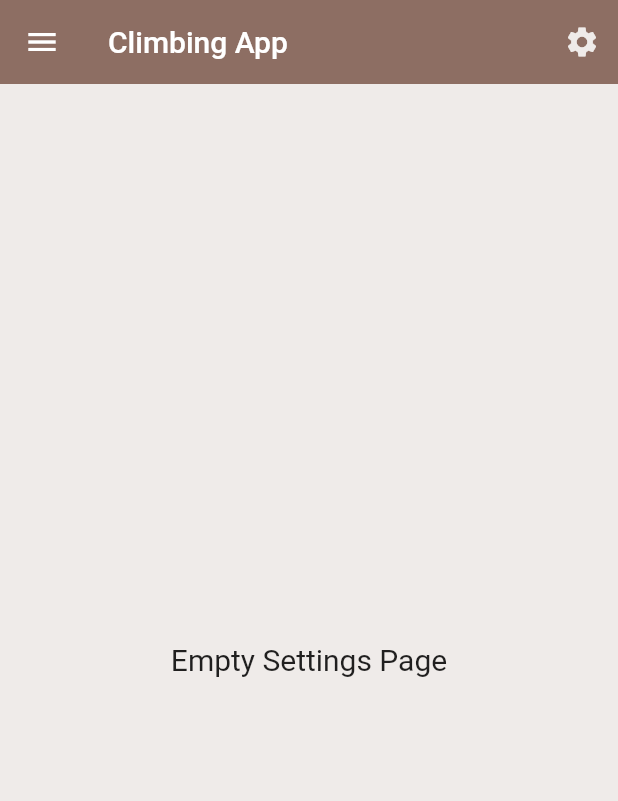
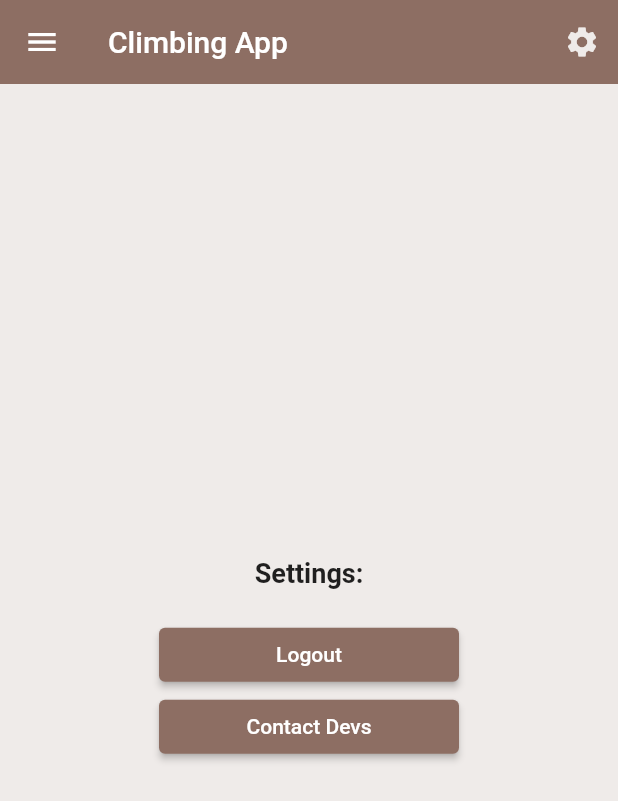
Before and after one commit to Eraaks/H6-Svendeproeve, a Flutter app: the SettingsWidgets screen opened directly, on a phone screen of 412 x 824 dp. Shown: the top 801 px of the screen. Run offline on Flutter 3.47's test engine with Material 2 defaults, Android fonts, the phone set to English and light mode, and no system bars; our stand-ins replace bottom_navy_bar, cloud_firestore, firebase_auth, firebase_core, flutter_secure_storage; accounts and stored records are empty; network calls fail.

Commit message:
Settings page / feedback WIP - Need topbar to push to correct page

```diff
--- a/App/svendeproeve_klatreapp/lib/flows/settings/widgets/settings_widget.dart
+++ b/App/svendeproeve_klatreapp/lib/flows/settings/widgets/settings_widget.dart
@@ -1,10 +1,9 @@
 import 'package:flutter/material.dart';
 import 'package:svendeproeve_klatreapp/flows/app_side_bar/app_side_bar.dart';
 import 'package:svendeproeve_klatreapp/flows/app_top_bar/app_top_bar.dart';
+import 'package:svendeproeve_klatreapp/flows/settings/widgets/feedback_widget.dart';
+import 'package:svendeproeve_klatreapp/global/constants.dart';
 import 'package:svendeproeve_klatreapp/services/auth.dart';
-
-final AuthService _auth = AuthService();
-final Sidebar _Sidebar = Sidebar();
 
 class SettingsWidgets extends StatefulWidget {
   const SettingsWidgets({Key? key}) : super(key: key);
@@ -14,17 +13,66 @@ class SettingsWidgets extends StatefulWidget {
 }
 
 class _SettingsWidgetsState extends State<SettingsWidgets> {
+  final controller = TextEditingController();
+  final AuthService _auth = AuthService();
+  List<String> items = ['Select Report Type', 'Feedback', 'Bug Report'];
+  String? selectedValue = 'Select Report Type';
+
   @override
   Widget build(BuildContext context) {
     return Scaffold(
       backgroundColor: Colors.brown[50],
       appBar: reusableAppBar(),
-      drawer: _Sidebar,
-      body: const Center(
-        child: Text(
-          "Empty Settings Page",
-          style: TextStyle(fontSize: 20),
-          textAlign: TextAlign.center,
+      drawer: const Sidebar(),
+      body: Center(
+        child: Column(
+          mainAxisAlignment: MainAxisAlignment.center,
+          children: [
+            const Text(
+              'Settings:',
+              style: TextStyle(
+                fontSize: 18, // Adjust the font size as needed
+                fontWeight: FontWeight.bold, // Adjust the font weight as needed
+              ),
+            ),
+            const SizedBox(
+                height:
+                    20), // Add some spacing between the title and the button
+            Row(
+              mainAxisAlignment: MainAxisAlignment.center,
+              children: [
+                SizedBox(
+                  width: 200, // Set the desired width
+                  child: ElevatedButton(
+                    style: ElevatedButton.styleFrom(
+                      backgroundColor: topBackgroundColor,
+                    ),
+                    child: const Text('Logout'),
+                    onPressed: () async {
+                      await _auth.signOut();
+                    },
+                  ),
+                ),
+              ],
+            ),
+            SizedBox(
+              width: 200, // Set the desired width
+              child: ElevatedButton(
+                style: ElevatedButton.styleFrom(
+                  backgroundColor: topBackgroundColor,
+                ),
+                child: const Text('Contact Devs'),
+                onPressed: () {
+                  Navigator.push(
+                    context,
+                    MaterialPageRoute(
+                      builder: (context) => const FeedbackWidget(),
+                    ),
+                  );
+                },
+              ),
+            ),
+          ],
         ),
       ),
     );
```
Also changed, not shown: App/svendeproeve_klatreapp/lib/flows/app_top_bar/app_top_bar.dart (+9 -3 lines), App/svendeproeve_klatreapp/lib/flows/settings/widgets/feedback_widget.dart (added, +112 -0 lines).
